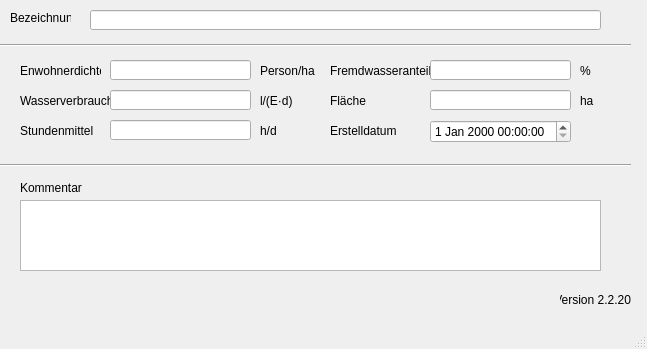
The window that qkan/database/templates/teilgebiete.ui (hoettges/QKan) describes before a commit, drawn with Qt 5.
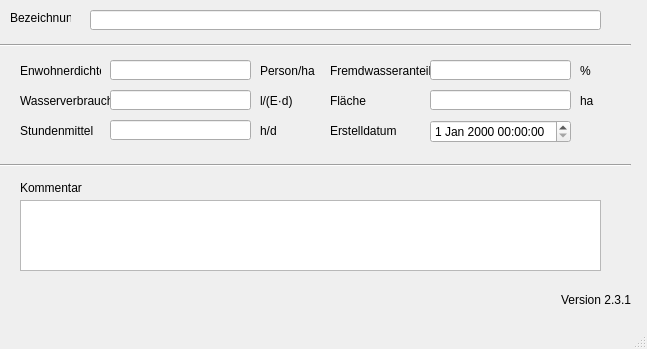
The same window after the commit. Custom widgets are drawn as their Qt base class.

Diff of the .ui file:
```diff
--- a/qkan/database/templates/teilgebiete.ui
+++ b/qkan/database/templates/teilgebiete.ui
@@ -305,7 +305,7 @@
      <string>Version QKan Import</string>
     </property>
     <property name="text">
-     <string>Version 2.2.20</string>
+     <string>Version 2.3.1</string>
     </property>
     <property name="alignment">
      <set>Qt::AlignRight|Qt::AlignTrailing|Qt::AlignVCenter</set>
```
